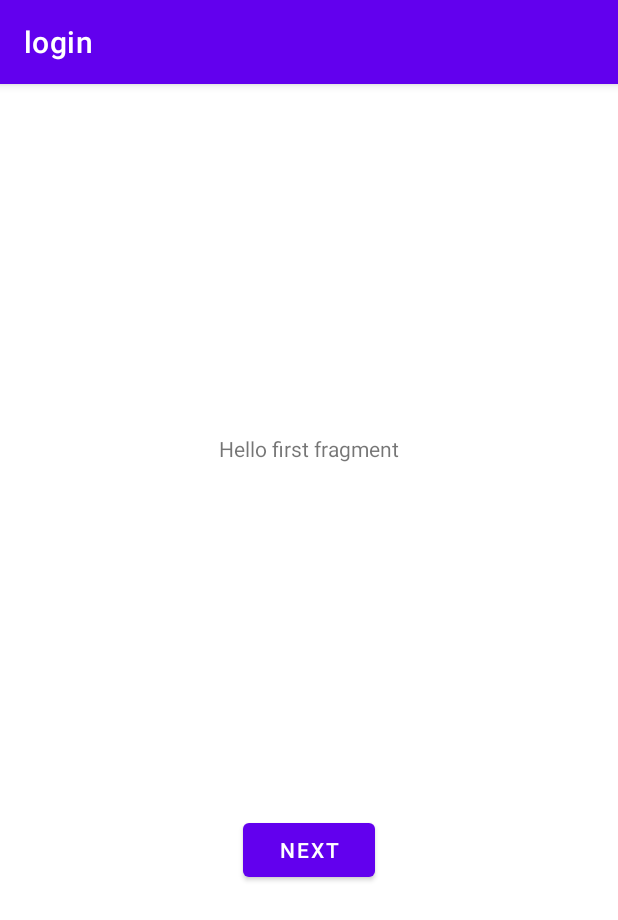
After one commit to RaulBelmonteSouza/login-android-app, an Android app: the fragment FirstFragment shown on its own in the app's theme, on a phone screen of 412 x 824 dp. The commit adds this screen. Shown: the top 920 px of the screen. Run offline under Robolectric (Android 15) with nearby library versions, the phone set to English and light mode, and no system bars.

Commit message:
Criando login e logout

```diff
--- a/app/build.gradle
+++ b/app/build.gradle
@@ -30,6 +30,9 @@ android {
     kotlinOptions {
         jvmTarget = '1.8'
     }
+    buildFeatures {
+        viewBinding true
+    }
 }
 
 dependencies {
@@ -39,6 +42,8 @@ dependencies {
     implementation 'com.google.android.material:material:1.6.1'
     implementation 'androidx.constraintlayout:constraintlayout:2.1.4'
     implementation 'com.google.firebase:firebase-auth:21.1.0'
+    implementation 'androidx.navigation:navigation-fragment-ktx:2.5.2'
+    implementation 'androidx.navigation:navigation-ui-ktx:2.5.2'
     testImplementation 'junit:junit:4.13.2'
     androidTestImplementation 'androidx.test.ext:junit:1.1.3'
     androidTestImplementation 'androidx.test.espresso:espresso-core:3.4.0'
--- a/app/src/main/AndroidManifest.xml
+++ b/app/src/main/AndroidManifest.xml
@@ -14,6 +14,11 @@
         android:theme="@style/Theme.Login"
         tools:targetApi="31">
         <activity
+            android:name=".Logged"
+            android:exported="false"
+            android:label="@string/title_activity_logged"
+            android:theme="@style/Theme.Login.NoActionBar" />
+        <activity
             android:name=".Cadastro"
             android:exported="false" />
         <activity
--- /dev/null
+++ b/app/src/main/java/com/example/login/FirstFragment.kt
@@ -0,0 +1,44 @@
+package com.example.login
+
+import android.os.Bundle
+import androidx.fragment.app.Fragment
+import android.view.LayoutInflater
+import android.view.View
+import android.view.ViewGroup
+import androidx.navigation.fragment.findNavController
+import com.example.login.databinding.FragmentFirstBinding
+
+/**
+ * A simple [Fragment] subclass as the default destination in the navigation.
+ */
+class FirstFragment : Fragment() {
+
+    private var _binding: FragmentFirstBinding? = null
+
+    // This property is only valid between onCreateView and
+    // onDestroyView.
+    private val binding get() = _binding!!
+
+    override fun onCreateView(
+        inflater: LayoutInflater, container: ViewGroup?,
+        savedInstanceState: Bundle?
+    ): View? {
+
+        _binding = FragmentFirstBinding.inflate(inflater, container, false)
+        return binding.root
+
+    }
+
+    override fun onViewCreated(view: View, savedInstanceState: Bundle?) {
+        super.onViewCreated(view, savedInstanceState)
+
+        binding.buttonFirst.setOnClickListener {
+            findNavController().navigate(R.id.action_FirstFragment_to_SecondFragment)
+        }
+    }
+
+    override fun onDestroyView() {
+        super.onDestroyView()
+        _binding = null
+    }
+}
--- /dev/null
+++ b/app/src/main/res/layout/fragment_first.xml
@@ -0,0 +1,28 @@
+<?xml version="1.0" encoding="utf-8"?>
+<androidx.constraintlayout.widget.ConstraintLayout xmlns:android="http://schemas.android.com/apk/res/android"
+    xmlns:app="http://schemas.android.com/apk/res-auto"
+    xmlns:tools="http://schemas.android.com/tools"
+    android:layout_width="match_parent"
+    android:layout_height="match_parent"
+    tools:context=".FirstFragment">
+
+    <TextView
+        android:id="@+id/textview_first"
+        android:layout_width="wrap_content"
+        android:layout_height="wrap_content"
+        android:text="@string/hello_first_fragment"
+        app:layout_constraintBottom_toTopOf="@id/button_first"
+        app:layout_constraintEnd_toEndOf="parent"
+        app:layout_constraintStart_toStartOf="parent"
+        app:layout_constraintTop_toTopOf="parent" />
+
+    <Button
+        android:id="@+id/button_first"
+        android:layout_width="wrap_content"
+        android:layout_height="wrap_content"
+        android:text="@string/next"
+        app:layout_constraintBottom_toBottomOf="parent"
+        app:layout_constraintEnd_toEndOf="parent"
+        app:layout_constraintStart_toStartOf="parent"
+        app:layout_constraintTop_toBottomOf="@id/textview_first" />
+</androidx.constraintlayout.widget.ConstraintLayout>
--- /dev/null
+++ b/app/src/main/res/values-land/dimens.xml
@@ -0,0 +1,3 @@
+<resources>
+    <dimen name="fab_margin">48dp</dimen>
+</resources>
--- /dev/null
+++ b/app/src/main/res/values-w1240dp/dimens.xml
@@ -0,0 +1,3 @@
+<resources>
+    <dimen name="fab_margin">200dp</dimen>
+</resources>
--- /dev/null
+++ b/app/src/main/res/values-w600dp/dimens.xml
@@ -0,0 +1,3 @@
+<resources>
+    <dimen name="fab_margin">48dp</dimen>
+</resources>
--- /dev/null
+++ b/app/src/main/res/values/dimens.xml
@@ -0,0 +1,3 @@
+<resources>
+    <dimen name="fab_margin">16dp</dimen>
+</resources>
--- a/app/src/main/res/values/strings.xml
+++ b/app/src/main/res/values/strings.xml
@@ -1,3 +1,12 @@
 <resources>
     <string name="app_name">login</string>
+    <string name="title_activity_logged">Logged</string>
+    <!-- Strings used for fragments for navigation -->
+    <string name="first_fragment_label">First Fragment</string>
+    <string name="second_fragment_label">Second Fragment</string>
+    <string name="next">Next</string>
+    <string name="previous">Previous</string>
+
+    <string name="hello_first_fragment">Hello first fragment</string>
+    <string name="hello_second_fragment">Hello second fragment. Arg: %1$s</string>
 </resources>
--- a/app/src/main/res/values/themes.xml
+++ b/app/src/main/res/values/themes.xml
@@ -13,4 +13,13 @@
         <item name="android:statusBarColor" tools:targetApi="l">?attr/colorPrimaryVariant</item>
         <!-- Customize your theme here. -->
     </style>
+
+    <style name="Theme.Login.NoActionBar">
+        <item name="windowActionBar">false</item>
+        <item name="windowNoTitle">true</item>
+    </style>
+
+    <style name="Theme.Login.AppBarOverlay" parent="ThemeOverlay.AppCompat.Dark.ActionBar" />
+
+    <style name="Theme.Login.PopupOverlay" parent="ThemeOverlay.AppCompat.Light" />
 </resources>
```
Also changed, not shown: app/src/main/java/com/example/login/Logged.kt (added, +32 -0 lines), app/src/main/java/com/example/login/MainActivity.kt (+32 -3 lines), app/src/main/java/com/example/login/SecondFragment.kt (added, +44 -0 lines), app/src/main/res/layout/activity_logged.xml (added, +25 -0 lines), app/src/main/res/layout/fragment_second.xml (added, +27 -0 lines), app/src/main/res/navigation/nav_graph.xml (added, +28 -0 lines), 1 other file.
